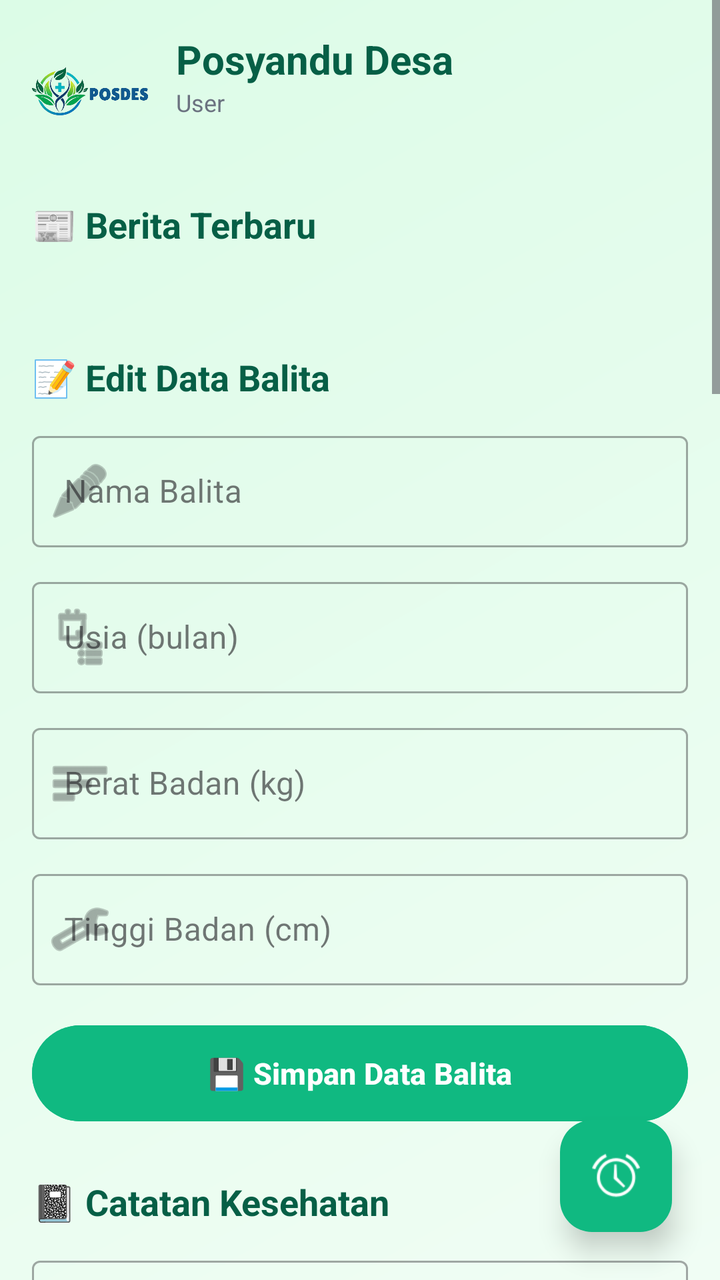
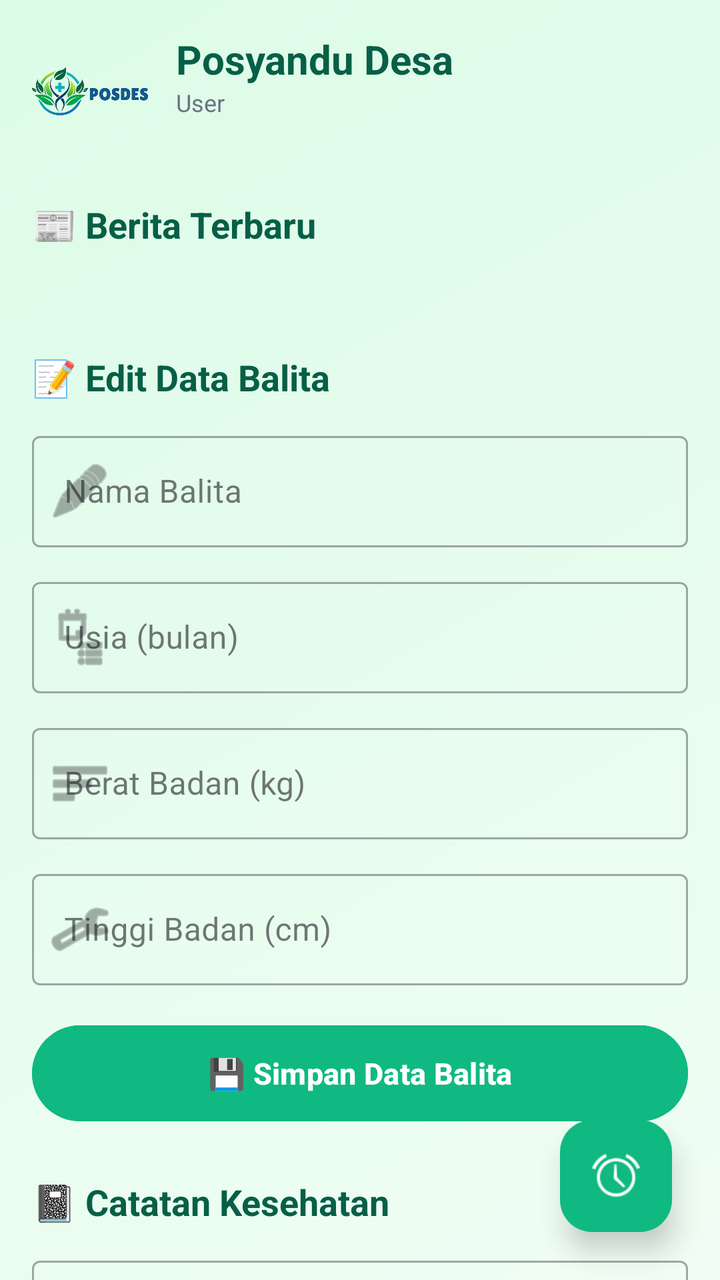

Compare the two renders of this Android layout. The source of the first and the diff that turns it into the second are given below.
<!-- AndroidManifest.xml: application theme Theme.LoginPage -->
<!-- res/layout/fragment_home_posyandu.xml -->
<?xml version="1.0" encoding="utf-8"?>
<FrameLayout xmlns:android="http://schemas.android.com/apk/res/android"
    xmlns:app="http://schemas.android.com/apk/res-auto"
    android:layout_width="match_parent"
    android:layout_height="match_parent">

    <ScrollView
        android:layout_width="match_parent"
        android:layout_height="match_parent"
        android:background="@drawable/gradient_background_posyandu">

    <LinearLayout
        android:layout_width="match_parent"
        android:layout_height="wrap_content"
        android:orientation="vertical"
        android:padding="16dp">

        
        <LinearLayout
            android:layout_width="match_parent"
            android:layout_height="wrap_content"
            android:orientation="horizontal"
            android:layout_marginBottom="24dp">

            <ImageView
                android:layout_width="60dp"
                android:layout_height="60dp"
                android:src="@drawable/posdes" />

            <LinearLayout
                android:layout_width="0dp"
                android:layout_height="wrap_content"
                android:layout_weight="1"
                android:layout_marginStart="12dp"
                android:orientation="vertical"
                android:gravity="center_vertical">

                <TextView
                    android:layout_width="wrap_content"
                    android:layout_height="wrap_content"
                    android:text="Posyandu Desa"
                    android:textSize="20sp"
                    android:textStyle="bold"
                    android:textColor="#065F46" />

                <TextView
                    android:id="@+id/tvUserName"
                    android:layout_width="wrap_content"
                    android:layout_height="wrap_content"
                    android:text="User"
                    android:textSize="12sp"
                    android:textColor="#6B7280" />
            </LinearLayout>
        </LinearLayout>

        
        <TextView
            android:layout_width="wrap_content"
            android:layout_height="wrap_content"
            android:text="📰 Berita Terbaru"
            android:textSize="18sp"
            android:textStyle="bold"
            android:textColor="#065F46"
            android:layout_marginBottom="12dp" />

        <androidx.recyclerview.widget.RecyclerView
            android:id="@+id/rvGallery"
            android:layout_width="match_parent"
            android:layout_height="wrap_content"
            android:orientation="horizontal"
            android:layout_marginBottom="16dp" />

        <androidx.recyclerview.widget.RecyclerView
            android:id="@+id/rvNews"
            android:layout_width="match_parent"
            android:layout_height="wrap_content"
            android:nestedScrollingEnabled="false"
            android:layout_marginBottom="24dp" />

        
        <TextView
            android:layout_width="wrap_content"
            android:layout_height="wrap_content"
            android:text="📝 Edit Data Balita"
            android:textSize="18sp"
            android:textStyle="bold"
            android:textColor="#065F46"
            android:layout_marginBottom="12dp" />

        
        <com.google.android.material.textfield.TextInputLayout
            android:layout_width="match_parent"
            android:layout_height="wrap_content"
            android:layout_marginBottom="12dp"
            style="@style/Widget.MaterialComponents.TextInputLayout.OutlinedBox"
            app:startIconDrawable="@android:drawable/ic_menu_edit">

            <com.google.android.material.textfield.TextInputEditText
                android:id="@+id/etNamaBalita"
                android:layout_width="match_parent"
                android:layout_height="wrap_content"
                android:hint="Nama Balita"
                android:inputType="textPersonName" />

        </com.google.android.material.textfield.TextInputLayout>

        
        <com.google.android.material.textfield.TextInputLayout
            android:layout_width="match_parent"
            android:layout_height="wrap_content"
            android:layout_marginBottom="12dp"
            style="@style/Widget.MaterialComponents.TextInputLayout.OutlinedBox"
            app:startIconDrawable="@android:drawable/ic_menu_agenda">

            <com.google.android.material.textfield.TextInputEditText
                android:id="@+id/etUsiaBalita"
                android:layout_width="match_parent"
                android:layout_height="wrap_content"
                android:hint="Usia (bulan)"
                android:inputType="number" />

        </com.google.android.material.textfield.TextInputLayout>

        
        <com.google.android.material.textfield.TextInputLayout
            android:layout_width="match_parent"
            android:layout_height="wrap_content"
            android:layout_marginBottom="12dp"
            style="@style/Widget.MaterialComponents.TextInputLayout.OutlinedBox"
            app:startIconDrawable="@android:drawable/ic_menu_sort_by_size">

            <com.google.android.material.textfield.TextInputEditText
                android:id="@+id/etBeratBadan"
                android:layout_width="match_parent"
                android:layout_height="wrap_content"
                android:hint="Berat Badan (kg)"
                android:inputType="numberDecimal" />

        </com.google.android.material.textfield.TextInputLayout>

        
        <com.google.android.material.textfield.TextInputLayout
            android:layout_width="match_parent"
            android:layout_height="wrap_content"
            android:layout_marginBottom="16dp"
            style="@style/Widget.MaterialComponents.TextInputLayout.OutlinedBox"
            app:startIconDrawable="@android:drawable/ic_menu_manage">

            <com.google.android.material.textfield.TextInputEditText
                android:id="@+id/etTinggiBadan"
                android:layout_width="match_parent"
                android:layout_height="wrap_content"
                android:hint="Tinggi Badan (cm)"
                android:inputType="numberDecimal" />

        </com.google.android.material.textfield.TextInputLayout>

        
        <com.google.android.material.button.MaterialButton
            android:id="@+id/btnSimpanData"
            android:layout_width="match_parent"
            android:layout_height="56dp"
            android:layout_marginBottom="24dp"
            android:backgroundTint="#10B981"
            android:text="💾 Simpan Data Balita"
            android:textColor="#FFFFFF"
            android:textSize="15sp"
            android:textStyle="bold"
            app:cornerRadius="28dp" />

        
        <TextView
            android:layout_width="wrap_content"
            android:layout_height="wrap_content"
            android:text="📓 Catatan Kesehatan"
            android:textSize="18sp"
            android:textStyle="bold"
            android:textColor="#065F46"
            android:layout_marginBottom="12dp" />

        <com.google.android.material.textfield.TextInputLayout
            android:layout_width="match_parent"
            android:layout_height="wrap_content"
            android:layout_marginBottom="12dp"
            style="@style/Widget.MaterialComponents.TextInputLayout.OutlinedBox">

            <com.google.android.material.textfield.TextInputEditText
                android:id="@+id/etJudulCatatan"
                android:layout_width="match_parent"
                android:layout_height="wrap_content"
                android:hint="Judul Catatan" />
        </com.google.android.material.textfield.TextInputLayout>

        <com.google.android.material.textfield.TextInputLayout
            android:layout_width="match_parent"
            android:layout_height="wrap_content"
            android:layout_marginBottom="12dp"
            style="@style/Widget.MaterialComponents.TextInputLayout.OutlinedBox">

            <com.google.android.material.textfield.TextInputEditText
                android:id="@+id/etIsiCatatan"
                android:layout_width="match_parent"
                android:layout_height="wrap_content"
                android:hint="Isi Catatan"
                android:gravity="top"
                android:lines="3" />
        </com.google.android.material.textfield.TextInputLayout>

        <com.google.android.material.button.MaterialButton
            android:id="@+id/btnSimpanCatatan"
            android:layout_width="match_parent"
            android:layout_height="56dp"
            android:layout_marginBottom="16dp"
            android:backgroundTint="#059669"
            android:text="➕ Tambah Catatan"
            app:cornerRadius="28dp" />

        <androidx.recyclerview.widget.RecyclerView
            android:id="@+id/rvCatatan"
            android:layout_width="match_parent"
            android:layout_height="wrap_content"
            android:nestedScrollingEnabled="false"
            android:layout_marginBottom="24dp" />

        
        <TextView
            android:layout_width="wrap_content"
            android:layout_height="wrap_content"
            android:text="⏰ Pengingat Layanan"
            android:textSize="18sp"
            android:textStyle="bold"
            android:textColor="#065F46"
            android:layout_marginBottom="12dp" />

        <androidx.cardview.widget.CardView
            android:layout_width="match_parent"
            android:layout_height="wrap_content"
            android:layout_marginBottom="24dp"
            app:cardCornerRadius="16dp"
            app:cardElevation="4dp">

            <LinearLayout
                android:layout_width="match_parent"
                android:layout_height="wrap_content"
                android:orientation="vertical"
                android:padding="16dp">

                <com.google.android.material.textfield.TextInputLayout
                    android:layout_width="match_parent"
                    android:layout_height="wrap_content"
                    android:layout_marginBottom="12dp"
                    style="@style/Widget.MaterialComponents.TextInputLayout.OutlinedBox">

                    <com.google.android.material.textfield.TextInputEditText
                        android:id="@+id/etReminderMinutes"
                        android:layout_width="match_parent"
                        android:layout_height="wrap_content"
                        android:hint="Ingatkan dalam (menit)"
                        android:inputType="number" />
                </com.google.android.material.textfield.TextInputLayout>

                <com.google.android.material.button.MaterialButton
                    android:id="@+id/btnSetReminder"
                    android:layout_width="match_parent"
                    android:layout_height="56dp"
                    android:text="Pasang Pengingat"
                    android:backgroundTint="#059669"
                    app:cornerRadius="28dp" />
            </LinearLayout>
        </androidx.cardview.widget.CardView>

        
        <TextView
            android:layout_width="wrap_content"
            android:layout_height="wrap_content"
            android:text="📊 Statistik Posyandu"
            android:textSize="18sp"
            android:textStyle="bold"
            android:textColor="#065F46"
            android:layout_marginBottom="12dp" />

        <GridLayout
            android:layout_width="match_parent"
            android:layout_height="wrap_content"
            android:columnCount="2"
            android:rowCount="2"
            android:layout_marginBottom="24dp">

            
            <androidx.cardview.widget.CardView
                android:layout_width="0dp"
                android:layout_height="wrap_content"
                android:layout_columnWeight="1"
                android:layout_margin="6dp"
                app:cardCornerRadius="12dp"
                app:cardElevation="4dp"
                app:cardBackgroundColor="#FFFFFF">

                <LinearLayout
                    android:layout_width="match_parent"
                    android:layout_height="wrap_content"
                    android:orientation="vertical"
                    android:padding="16dp"
                    android:gravity="center">

                    <TextView
                        android:layout_width="wrap_content"
                        android:layout_height="wrap_content"
                        android:text="👥"
                        android:textSize="28sp" />

                    <TextView
                        android:id="@+id/tvWargaTerdaftar"
                        android:layout_width="wrap_content"
                        android:layout_height="wrap_content"
                        android:text="1.250"
                        android:textSize="20sp"
                        android:textStyle="bold"
                        android:textColor="#065F46" />

                    <TextView
                        android:layout_width="wrap_content"
                        android:layout_height="wrap_content"
                        android:text="Warga Terdaftar"
                        android:textSize="12sp"
                        android:textColor="#6B7280" />
                </LinearLayout>
            </androidx.cardview.widget.CardView>

            
            <androidx.cardview.widget.CardView
                android:layout_width="0dp"
                android:layout_height="wrap_content"
                android:layout_columnWeight="1"
                android:layout_margin="6dp"
                app:cardCornerRadius="12dp"
                app:cardElevation="4dp"
                app:cardBackgroundColor="#FFFFFF">

                <LinearLayout
                    android:layout_width="match_parent"
                    android:layout_height="wrap_content"
                    android:orientation="vertical"
                    android:padding="16dp"
                    android:gravity="center">

                    <TextView
                        android:layout_width="wrap_content"
                        android:layout_height="wrap_content"
                        android:text="👩‍⚕️"
                        android:textSize="28sp" />

                    <TextView
                        android:id="@+id/tvKaderPosyandu"
                        android:layout_width="wrap_content"
                        android:layout_height="wrap_content"
                        android:text="18"
                        android:textSize="20sp"
                        android:textStyle="bold"
                        android:textColor="#065F46" />

                    <TextView
                        android:layout_width="wrap_content"
                        android:layout_height="wrap_content"
                        android:text="Kader Posyandu"
                        android:textSize="12sp"
                        android:textColor="#6B7280" />
                </LinearLayout>
            </androidx.cardview.widget.CardView>

            
            <androidx.cardview.widget.CardView
                android:layout_width="0dp"
                android:layout_height="wrap_content"
                android:layout_columnWeight="1"
                android:layout_margin="6dp"
                app:cardCornerRadius="12dp"
                app:cardElevation="4dp"
                app:cardBackgroundColor="#FFFFFF">

                <LinearLayout
                    android:layout_width="match_parent"
                    android:layout_height="wrap_content"
                    android:orientation="vertical"
                    android:padding="16dp"
                    android:gravity="center">

                    <TextView
                        android:layout_width="wrap_content"
                        android:layout_height="wrap_content"
                        android:text="📅"
                        android:textSize="28sp" />

                    <TextView
                        android:id="@+id/tvJadwalAktif"
                        android:layout_width="wrap_content"
                        android:layout_height="wrap_content"
                        android:text="12"
                        android:textSize="20sp"
                        android:textStyle="bold"
                        android:textColor="#065F46" />

                    <TextView
                        android:layout_width="wrap_content"
                        android:layout_height="wrap_content"
                        android:text="Jadwal Aktif"
                        android:textSize="12sp"
                        android:textColor="#6B7280" />
                </LinearLayout>
            </androidx.cardview.widget.CardView>

            
            <androidx.cardview.widget.CardView
                android:layout_width="0dp"
                android:layout_height="wrap_content"
                android:layout_columnWeight="1"
                android:layout_margin="6dp"
                app:cardCornerRadius="12dp"
                app:cardElevation="4dp"
                app:cardBackgroundColor="#FFFFFF">

                <LinearLayout
                    android:layout_width="match_parent"
                    android:layout_height="wrap_content"
                    android:orientation="vertical"
                    android:padding="16dp"
                    android:gravity="center">

                    <TextView
                        android:layout_width="wrap_content"
                        android:layout_height="wrap_content"
                        android:text="💉"
                        android:textSize="28sp" />

                    <TextView
                        android:id="@+id/tvDataImunisasi"
                        android:layout_width="wrap_content"
                        android:layout_height="wrap_content"
                        android:text="860"
                        android:textSize="20sp"
                        android:textStyle="bold"
                        android:textColor="#065F46" />

                    <TextView
                        android:layout_width="wrap_content"
                        android:layout_height="wrap_content"
                        android:text="Data Imunisasi"
                        android:textSize="12sp"
                        android:textColor="#6B7280" />
                </LinearLayout>
            </androidx.cardview.widget.CardView>
        </GridLayout>

        
        <TextView
            android:layout_width="wrap_content"
            android:layout_height="wrap_content"
            android:text="✨ Layanan Posyandu"
            android:textSize="18sp"
            android:textStyle="bold"
            android:textColor="#065F46"
            android:layout_marginBottom="12dp" />

        <com.google.android.material.chip.ChipGroup
            android:id="@+id/chipGroupLayanan"
            android:layout_width="match_parent"
            android:layout_height="wrap_content"
            app:chipSpacing="10dp"
            android:layout_marginBottom="24dp" />

        
        <TextView
            android:layout_width="wrap_content"
            android:layout_height="wrap_content"
            android:text="🔧 Aplikasi Pendukung"
            android:textSize="18sp"
            android:textStyle="bold"
            android:textColor="#065F46"
            android:layout_marginBottom="12dp" />

        
        <com.google.android.material.button.MaterialButton
            android:id="@+id/btnRuang"
            android:layout_width="match_parent"
            android:layout_height="56dp"
            android:layout_marginBottom="12dp"
            android:backgroundTint="#059669"
            android:text="📐 Rumus Bangun Ruang"
            android:textColor="#FFFFFF"
            android:textSize="15sp"
            android:textStyle="bold"
            app:cornerRadius="28dp" />

        
        <com.google.android.material.button.MaterialButton
            android:id="@+id/btnWebDashboard"
            android:layout_width="match_parent"
            android:layout_height="56dp"
            android:layout_marginBottom="12dp"
            android:backgroundTint="#10B981"
            android:text="🌐 Buka Dashboard Web"
            android:textColor="#FFFFFF"
            android:textSize="15sp"
            android:textStyle="bold"
            app:cornerRadius="28dp" />

        
        <com.google.android.material.button.MaterialButton
            android:id="@+id/btnCustom1"
            android:layout_width="match_parent"
            android:layout_height="56dp"
            android:layout_marginBottom="12dp"
            android:backgroundTint="#34D399"
            android:text="✨ Custom Page 1"
            android:textColor="#FFFFFF"
            android:textSize="15sp"
            android:textStyle="bold"
            app:cornerRadius="28dp" />

        
        <com.google.android.material.button.MaterialButton
            android:id="@+id/btnCustom2"
            android:layout_width="match_parent"
            android:layout_height="56dp"
            android:layout_marginBottom="24dp"
            android:backgroundTint="#6EE7B7"
            android:text="🎨 Custom Page 2"
            android:textColor="#064E3B"
            android:textSize="15sp"
            android:textStyle="bold"
            app:cornerRadius="28dp" />

        
        <androidx.cardview.widget.CardView
            android:layout_width="match_parent"
            android:layout_height="wrap_content"
            android:layout_marginBottom="16dp"
            app:cardCornerRadius="16dp"
            app:cardElevation="4dp"
            app:cardBackgroundColor="#10B981">

            <LinearLayout
                android:layout_width="match_parent"
                android:layout_height="wrap_content"
                android:orientation="vertical"
                android:padding="20dp"
                android:gravity="center">

                <TextView
                    android:layout_width="wrap_content"
                    android:layout_height="wrap_content"
                    android:text="Bersama Posyandu, Wujudkan Generasi Sehat"
                    android:textSize="16sp"
                    android:textStyle="bold"
                    android:textColor="#FFFFFF" />

                <TextView
                    android:layout_width="wrap_content"
                    android:layout_height="wrap_content"
                    android:text="Digitalisasi pelayanan kesehatan ibu dan anak"
                    android:textSize="12sp"
                    android:textColor="#D1FAE5"
                    android:layout_marginTop="4dp" />
            </LinearLayout>
        </androidx.cardview.widget.CardView>

        
        <LinearLayout
            android:layout_width="match_parent"
            android:layout_height="wrap_content"
            android:orientation="horizontal"
            android:layout_marginBottom="16dp">

            <com.google.android.material.button.MaterialButton
                android:id="@+id/btnProfile"
                android:layout_width="0dp"
                android:layout_height="56dp"
                android:layout_weight="1"
                android:layout_marginEnd="6dp"
                android:backgroundTint="#065F46"
                android:text="👤 Profil"
                app:cornerRadius="28dp" />

            <com.google.android.material.button.MaterialButton
                android:id="@+id/btnSettings"
                android:layout_width="0dp"
                android:layout_height="56dp"
                android:layout_weight="1"
                android:layout_marginStart="6dp"
                android:backgroundTint="#374151"
                android:text="⚙️ Pengaturan"
                app:cornerRadius="28dp" />
        </LinearLayout>

        
        <com.google.android.material.button.MaterialButton
            android:id="@+id/btnLogout"
            android:layout_width="match_parent"
            android:layout_height="56dp"
            android:text="🚪 Logout"
            android:textSize="14sp"
            android:backgroundTint="#EF4444"
            android:textColor="#FFFFFF"
            app:cornerRadius="28dp" />

    </LinearLayout>
    </ScrollView>

    <com.google.android.material.floatingactionbutton.FloatingActionButton
        android:id="@+id/fabReminder"
        android:layout_width="wrap_content"
        android:layout_height="wrap_content"
        android:layout_gravity="bottom|end"
        android:layout_margin="24dp"
        android:contentDescription="Set Reminder"
        android:src="@android:drawable/ic_lock_idle_alarm"
        app:tint="@color/white"
        app:backgroundTint="#10B981"
        app:elevation="8dp" />

</FrameLayout>
<!-- resources referenced by this layout -->
<resources>
  <color name="white">#FFFFFF</color>
  <!-- drawable gradient_background_posyandu (drawable) -->
  <?xml version="1.0" encoding="utf-8"?>
  <shape xmlns:android="http://schemas.android.com/apk/res/android">
      <gradient
          android:startColor="#F0FDF4"
          android:endColor="#DCFCE7"
          android:angle="135" />
  </shape>
  <!-- drawable posdes: png bitmap (drawable, 135148 bytes) -->
  <style name="Theme.LoginPage" parent="Base.Theme.LoginPage" />
  <style name="Base.Theme.LoginPage" parent="Theme.Material3.DayNight.NoActionBar">
          
          <item name="colorPrimary">@color/teal_700</item>
          <item name="colorPrimaryVariant">@color/teal_800</item>
          <item name="colorOnPrimary">@color/white</item>
          <item name="colorSecondary">@color/green_500</item>
          <item name="colorSecondaryVariant">@color/green_700</item>
          <item name="colorOnSecondary">@color/black</item>
          <item name="android:statusBarColor">?attr/colorPrimaryVariant</item>
      </style>
  <color name="teal_700">#0F766E</color>
  <color name="teal_800">#00695C</color>
  <color name="green_500">#10B981</color>
  <color name="green_700">#388E3C</color>
  <color name="black">#000000</color>
</resources>

<!-- the commit's change to res/layout/fragment_home_posyandu.xml (unified diff, before → after) -->
@@ -4,7 +4,7 @@
     android:layout_width="match_parent"
     android:layout_height="match_parent">
 
-    <ScrollView
+    <androidx.core.widget.NestedScrollView
         android:layout_width="match_parent"
         android:layout_height="match_parent"
         android:background="@drawable/gradient_background_posyandu">
@@ -13,7 +13,10 @@
         android:layout_width="match_parent"
         android:layout_height="wrap_content"
         android:orientation="vertical"
-        android:padding="16dp">
+        android:paddingLeft="16dp"
+        android:paddingTop="16dp"
+        android:paddingRight="16dp"
+        android:paddingBottom="100dp">
 
         
         <LinearLayout
@@ -477,6 +480,18 @@
             android:textStyle="bold"
             android:textColor="#065F46"
             android:layout_marginBottom="12dp" />
+
+        <com.google.android.material.button.MaterialButton
+            android:id="@+id/btnCameraQR"
+            android:layout_width="match_parent"
+            android:layout_height="56dp"
+            android:layout_marginBottom="12dp"
+            android:backgroundTint="#059669"
+            android:text="📷 Fitur Kamera &amp; QR"
+            android:textColor="#FFFFFF"
+            android:textSize="15sp"
+            android:textStyle="bold"
+            app:cornerRadius="28dp" />
 
         
         <com.google.android.material.button.MaterialButton
@@ -604,7 +619,7 @@
             app:cornerRadius="28dp" />
 
     </LinearLayout>
-    </ScrollView>
+    </androidx.core.widget.NestedScrollView>
 
     <com.google.android.material.floatingactionbutton.FloatingActionButton
         android:id="@+id/fabReminder"
